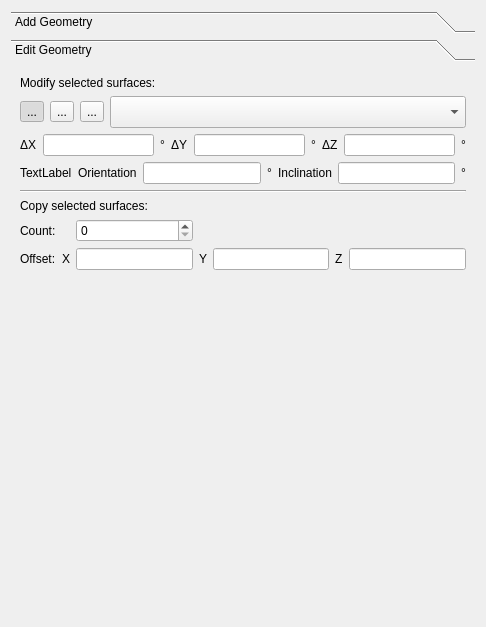
Qt form SIM-VICUS/src/SVPropEditGeometry.ui (ghorwin/SIM-VICUS) before a commit.
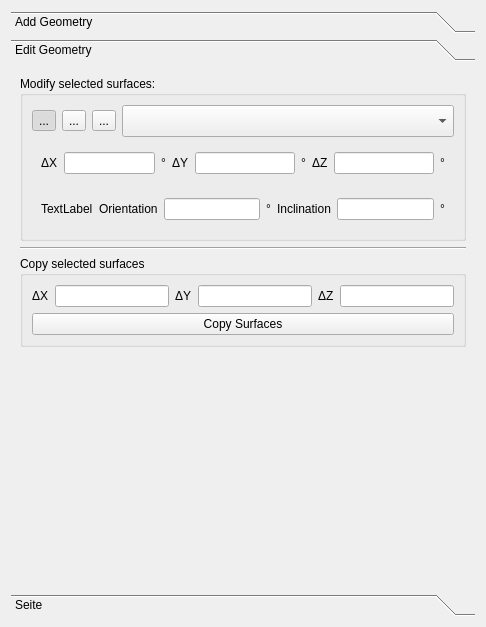
The same form after that commit. Icons and pictures are not drawn. Custom widgets are drawn as their Qt base class.

Commit message: More Documentation and Adjustment in SVPropEditGeometry

```diff
--- a/SIM-VICUS/src/SVPropEditGeometry.ui
+++ b/SIM-VICUS/src/SVPropEditGeometry.ui
@@ -156,134 +156,22 @@
         <x>0</x>
         <y>0</y>
         <width>474</width>
-        <height>571</height>
+        <height>549</height>
        </rect>
       </property>
       <attribute name="label">
        <string>Edit Geometry</string>
       </attribute>
-      <layout class="QGridLayout" name="gridLayout_5">
-       <item row="0" column="0">
-        <widget class="QLabel" name="label">
-         <property name="text">
-          <string>Modify selected surfaces:</string>
-         </property>
-        </widget>
-       </item>
-       <item row="1" column="0">
         <layout class="QGridLayout" name="gridLayout_3">
-         <item row="3" column="0" colspan="6">
-          <layout class="QHBoxLayout" name="horizontalLayoutRelRotate">
-           <item>
-            <widget class="QLabel" name="labelX">
-             <property name="minimumSize">
-              <size>
-               <width>0</width>
-               <height>0</height>
-              </size>
-             </property>
-             <property name="text">
-              <string>ΔX</string>
-             </property>
-            </widget>
-           </item>
+       <item row="0" column="0" colspan="2">
+        <widget class="QGroupBox" name="groupBoxModify">
+         <property name="title">
+          <string>Modify selected surfaces:</string>
+         </property>
+         <layout class="QVBoxLayout" name="verticalLayout_2">
            <item>
-            <widget class="QtExt::ValidatingLineEdit" name="lineEditX">
-             <property name="clearButtonEnabled">
-              <bool>false</bool>
-             </property>
-            </widget>
-           </item>
+           <layout class="QHBoxLayout" name="horizontalLayoutToolCombo">
            <item>
-            <widget class="QLabel" name="labelXDeg">
-             <property name="text">
-              <string>°</string>
-             </property>
-            </widget>
-           </item>
-           <item>
-            <widget class="QLabel" name="labelY">
-             <property name="minimumSize">
-              <size>
-               <width>0</width>
-               <height>0</height>
-              </size>
-             </property>
-             <property name="text">
-              <string>ΔY</string>
-             </property>
-            </widget>
-           </item>
-           <item>
-            <widget class="QtExt::ValidatingLineEdit" name="lineEditY"/>
-           </item>
-           <item>
-            <widget class="QLabel" name="labelYDeg">
-             <property name="text">
-              <string>°</string>
-             </property>
-            </widget>
-           </item>
-           <item>
-            <widget class="QLabel" name="labelZ">
-             <property name="minimumSize">
-              <size>
-               <width>0</width>
-               <height>0</height>
-              </size>
-             </property>
-             <property name="text">
-              <string>ΔZ</string>
-             </property>
-            </widget>
-           </item>
-           <item>
-            <widget class="QtExt::ValidatingLineEdit" name="lineEditZ"/>
-           </item>
-           <item>
-            <widget class="QLabel" name="labelZDeg">
-             <property name="text">
-              <string>°</string>
-             </property>
-            </widget>
-           </item>
-          </layout>
-         </item>
-         <item row="1" column="1">
-          <widget class="QToolButton" name="toolButtonRotate">
-           <property name="toolTip">
-            <string>Rotation</string>
-           </property>
-           <property name="text">
-            <string>...</string>
-           </property>
-           <property name="icon">
-            <iconset>
-             <disabledoff>:/gfx/actions/icon-arrow-refresh-double.svg</disabledoff>
-            </iconset>
-           </property>
-           <property name="iconSize">
-            <size>
-             <width>24</width>
-             <height>24</height>
-            </size>
-           </property>
-           <property name="checkable">
-            <bool>true</bool>
-           </property>
-          </widget>
-         </item>
-         <item row="1" column="3" colspan="3">
-          <widget class="QComboBox" name="comboBox">
-           <property name="minimumSize">
-            <size>
-             <width>0</width>
-             <height>32</height>
-            </size>
-           </property>
-          </widget>
-         </item>
-         <item row="1" column="0">
           <widget class="QToolButton" name="toolButtonTrans">
            <property name="toolTip">
             <string>Translation</string>
@@ -310,7 +198,31 @@
            </property>
           </widget>
          </item>
-         <item row="1" column="2">
+            <item>
+             <widget class="QToolButton" name="toolButtonRotate">
+              <property name="toolTip">
+               <string>Rotation</string>
+              </property>
+              <property name="text">
+               <string>...</string>
+              </property>
+              <property name="icon">
+               <iconset>
+                <disabledoff>:/gfx/actions/icon-arrow-refresh-double.svg</disabledoff>
+               </iconset>
+              </property>
+              <property name="iconSize">
+               <size>
+                <width>24</width>
+                <height>24</height>
+               </size>
+              </property>
+              <property name="checkable">
+               <bool>true</bool>
+              </property>
+             </widget>
+            </item>
+            <item>
           <widget class="QToolButton" name="toolButtonScale">
            <property name="toolTip">
             <string>Scaling/Resizing</string>
@@ -334,10 +246,138 @@
            </property>
           </widget>
          </item>
-        </layout>
-       </item>
-       <item row="2" column="0">
-        <layout class="QHBoxLayout" name="horizontalLayoutAbsRotate">
+            <item>
+             <widget class="QComboBox" name="comboBox">
+              <property name="minimumSize">
+               <size>
+                <width>0</width>
+                <height>32</height>
+               </size>
+              </property>
+             </widget>
+            </item>
+           </layout>
+          </item>
+          <item>
+           <widget class="QWidget" name="widgetXYZ" native="true">
+            <layout class="QHBoxLayout" name="horizontalLayout">
+             <item>
+              <widget class="QLabel" name="labelX">
+               <property name="minimumSize">
+                <size>
+                 <width>0</width>
+                 <height>0</height>
+                </size>
+               </property>
+               <property name="text">
+                <string>ΔX</string>
+               </property>
+              </widget>
+             </item>
+             <item>
+              <widget class="QtExt::ValidatingLineEdit" name="lineEditX">
+               <property name="sizePolicy">
+                <sizepolicy hsizetype="MinimumExpanding" vsizetype="Fixed">
+                 <horstretch>0</horstretch>
+                 <verstretch>0</verstretch>
+                </sizepolicy>
+               </property>
+               <property name="minimumSize">
+                <size>
+                 <width>50</width>
+                 <height>0</height>
+                </size>
+               </property>
+               <property name="clearButtonEnabled">
+                <bool>false</bool>
+               </property>
+              </widget>
+             </item>
+             <item>
+              <widget class="QLabel" name="labelXDeg">
+               <property name="text">
+                <string>°</string>
+               </property>
+              </widget>
+             </item>
+             <item>
+              <widget class="QLabel" name="labelY">
+               <property name="minimumSize">
+                <size>
+                 <width>0</width>
+                 <height>0</height>
+                </size>
+               </property>
+               <property name="text">
+                <string>ΔY</string>
+               </property>
+              </widget>
+             </item>
+             <item>
+              <widget class="QtExt::ValidatingLineEdit" name="lineEditY">
+               <property name="sizePolicy">
+                <sizepolicy hsizetype="MinimumExpanding" vsizetype="Fixed">
+                 <horstretch>0</horstretch>
+                 <verstretch>0</verstretch>
+                </sizepolicy>
+               </property>
+               <property name="minimumSize">
+                <size>
+                 <width>100</width>
+                 <height>0</height>
+                </size>
+               </property>
+              </widget>
+             </item>
+             <item>
+              <widget class="QLabel" name="labelYDeg">
+               <property name="text">
+                <string>°</string>
+               </property>
+              </widget>
+             </item>
+             <item>
+              <widget class="QLabel" name="labelZ">
+               <property name="minimumSize">
+                <size>
+                 <width>0</width>
+                 <height>0</height>
+                </size>
+               </property>
+               <property name="text">
+                <string>ΔZ</string>
+               </property>
+              </widget>
+             </item>
+             <item>
+              <widget class="QtExt::ValidatingLineEdit" name="lineEditZ">
+               <property name="sizePolicy">
+                <sizepolicy hsizetype="MinimumExpanding" vsizetype="Fixed">
+                 <horstretch>0</horstretch>
+                 <verstretch>0</verstretch>
+                </sizepolicy>
+               </property>
+               <property name="minimumSize">
+                <size>
+                 <width>100</width>
+                 <height>0</height>
+                </size>
+               </property>
+              </widget>
+             </item>
+             <item>
+              <widget class="QLabel" name="labelZDeg">
+               <property name="text">
+                <string>°</string>
+               </property>
+              </widget>
+             </item>
+            </layout>
+           </widget>
+          </item>
+          <item>
+           <widget class="QWidget" name="widgetRota" native="true">
+            <layout class="QHBoxLayout" name="horizontalLayout_3">
          <item>
           <widget class="QLabel" name="labelIndication">
            <property name="text">
@@ -394,73 +434,129 @@
           </widget>
          </item>
         </layout>
-       </item>
-       <item row="3" column="0">
+           </widget>
+          </item>
+         </layout>
+        </widget>
+       </item>
+       <item row="1" column="0" colspan="2">
         <widget class="Line" name="line_7">
          <property name="orientation">
           <enum>Qt::Horizontal</enum>
          </property>
         </widget>
        </item>
-       <item row="4" column="0">
-        <widget class="QLabel" name="label_2">
+       <item row="2" column="0" colspan="2">
+        <widget class="QGroupBox" name="groupBoxCopy">
+         <property name="title">
+          <string>Copy selected surfaces</string>
+         </property>
+         <layout class="QVBoxLayout" name="verticalLayout_3">
+          <item>
+           <layout class="QHBoxLayout" name="horizontalLayout_2">
+            <item>
+             <widget class="QLabel" name="labelX_2">
+              <property name="minimumSize">
+               <size>
+                <width>0</width>
+                <height>0</height>
+               </size>
+              </property>
          <property name="text">
-          <string>Copy selected surfaces:</string>
+               <string>ΔX</string>
          </property>
         </widget>
        </item>
-       <item row="5" column="0">
-        <layout class="QGridLayout" name="gridLayout_4">
-         <item row="1" column="0">
-          <widget class="QLabel" name="labelOffset">
-           <property name="text">
-            <string>Offset:</string>
-           </property>
-          </widget>
-         </item>
-         <item row="1" column="4">
-          <widget class="QtExt::ValidatingLineEdit" name="lineEditCopyY"/>
-         </item>
-         <item row="0" column="0" colspan="2">
-          <widget class="QLabel" name="labelCount">
+            <item>
+             <widget class="QtExt::ValidatingLineEdit" name="lineEditXCopy">
+              <property name="sizePolicy">
+               <sizepolicy hsizetype="MinimumExpanding" vsizetype="Fixed">
+                <horstretch>0</horstretch>
+                <verstretch>0</verstretch>
+               </sizepolicy>
+              </property>
+              <property name="minimumSize">
+               <size>
+                <width>100</width>
+                <height>0</height>
+               </size>
+              </property>
+              <property name="clearButtonEnabled">
+               <bool>false</bool>
+              </property>
+             </widget>
+            </item>
+            <item>
+             <widget class="QLabel" name="labelY_2">
+              <property name="minimumSize">
+               <size>
+                <width>0</width>
+                <height>0</height>
+               </size>
+              </property>
            <property name="text">
-            <string>Count:</string>
+               <string>ΔY</string>
            </property>
           </widget>
          </item>
-         <item row="1" column="1">
-          <widget class="QLabel" name="label_3">
-           <property name="text">
-            <string>X</string>
-           </property>
-          </widget>
-         </item>
-         <item row="1" column="2">
-          <widget class="QtExt::ValidatingLineEdit" name="lineEditCopyX"/>
-         </item>
-         <item row="1" column="3">
-          <widget class="QLabel" name="label_4">
+            <item>
+             <widget class="QtExt::ValidatingLineEdit" name="lineEditYCopy">
+              <property name="sizePolicy">
+               <sizepolicy hsizetype="MinimumExpanding" vsizetype="Fixed">
+                <horstretch>0</horstretch>
+                <verstretch>0</verstretch>
+               </sizepolicy>
+              </property>
+              <property name="minimumSize">
+               <size>
+                <width>100</width>
+                <height>0</height>
+               </size>
+              </property>
+             </widget>
+            </item>
+            <item>
+             <widget class="QLabel" name="labelZ_2">
+              <property name="minimumSize">
+               <size>
+                <width>0</width>
+                <height>0</height>
+               </size>
+              </property>
            <property name="text">
-            <string>Y</string>
+               <string>ΔZ</string>
            </property>
           </widget>
          </item>
-         <item row="1" column="5">
-          <widget class="QLabel" name="label_5">
-           <property name="text">
-            <string>Z</string>
-           </property>
-          </widget>
-         </item>
-         <item row="1" column="6">
-          <widget class="QtExt::ValidatingLineEdit" name="lineEditCopyZ"/>
-         </item>
-         <item row="0" column="2">
-          <widget class="QSpinBox" name="spinBoxCount"/>
-         </item>
-        </layout>
+            <item>
+             <widget class="QtExt::ValidatingLineEdit" name="lineEditZCopy">
+              <property name="sizePolicy">
+               <sizepolicy hsizetype="MinimumExpanding" vsizetype="Fixed">
+                <horstretch>0</horstretch>
+                <verstretch>0</verstretch>
+               </sizepolicy>
+              </property>
+              <property name="minimumSize">
+               <size>
+                <width>100</width>
+                <height>0</height>
+               </size>
+              </property>
+             </widget>
+            </item>
+           </layout>
+          </item>
+          <item>
+           <widget class="QPushButton" name="pushButton">
+            <property name="text">
+             <string>Copy Surfaces</string>
+            </property>
+           </widget>
+          </item>
+         </layout>
+        </widget>
        </item>
-       <item row="6" column="0">
+       <item row="3" column="1">
         <spacer name="verticalSpacer_2">
          <property name="orientation">
           <enum>Qt::Vertical</enum>
@@ -475,6 +571,11 @@
        </item>
       </layout>
      </widget>
+     <widget class="QWidget" name="pageCopy">
+      <attribute name="label">
+       <string>Seite</string>
+      </attribute>
+     </widget>
     </widget>
    </item>
   </layout>
```
Left out of the diff: 11 changed lines with no effect on the pictures. Lines whose indentation alone changed are shown as unchanged. The commit also changes 2 other files.
